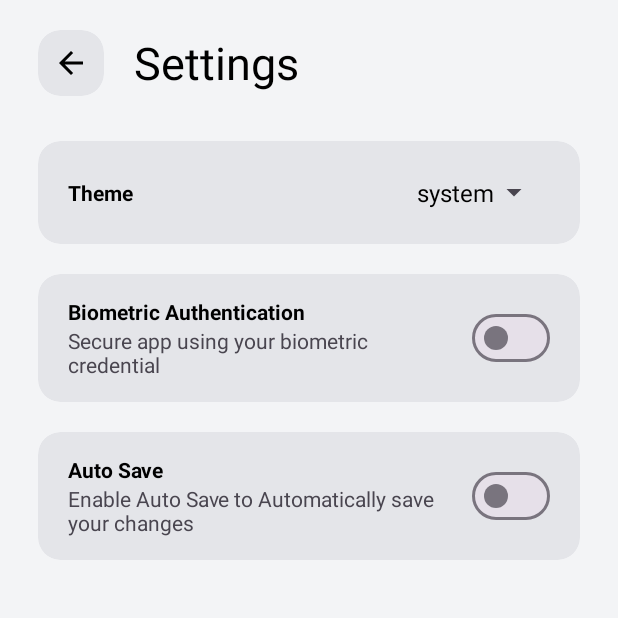
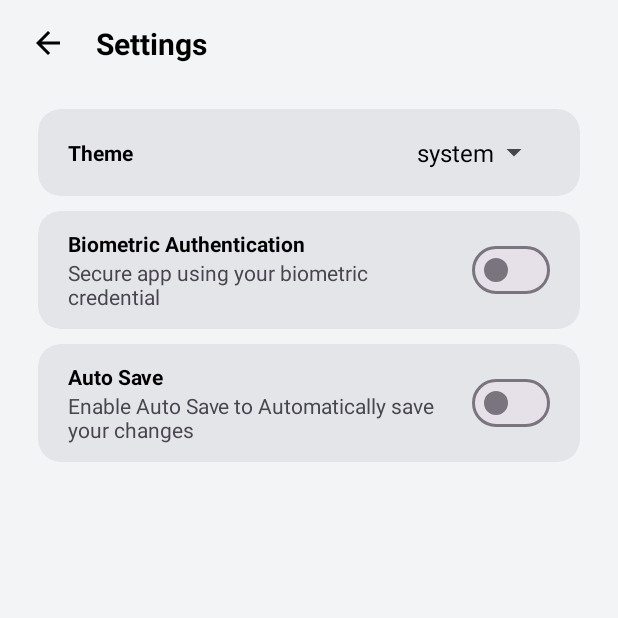
Before and after one commit to dhanushcodev/Notes-App, an Android app: the SettingsActivity screen opened directly, with no data from a screen before it, on a phone screen of 412 x 824 dp, the top half of it. Run offline under Robolectric (Android 15) with nearby library versions, the phone set to English and light mode, and no system bars; our stand-ins replace data binding.

Commit message:
ui tweaks

```diff
--- a/app/build.gradle.kts
+++ b/app/build.gradle.kts
@@ -15,7 +15,7 @@ android {
         applicationId = "com.minimal.notes"
         minSdk = 28
         targetSdk = 34
-        versionCode = 1
+        versionCode = 2
         versionName = "1.0.5"
 
         testInstrumentationRunner = "androidx.test.runner.AndroidJUnitRunner"
--- a/app/src/main/res/layout/activity_settings.xml
+++ b/app/src/main/res/layout/activity_settings.xml
@@ -16,39 +16,33 @@
         android:orientation="horizontal"
         android:layout_width="match_parent"
         android:layout_height="wrap_content"
-        android:paddingTop="20dp"
-        android:paddingLeft="25dp"
-        android:paddingRight="20dp"
-        android:paddingBottom="10dp"
         android:gravity="center_vertical"
         tools:ignore="MissingConstraints">
 
-        <androidx.cardview.widget.CardView
-            style="@style/cardViewStyle"
-            android:id="@+id/back"
-            android:layout_width="wrap_content"
-            android:layout_height="wrap_content"
-            app:cardCornerRadius="15dp"
-            app:cardElevation="0dp"
-            app:layout_constraintStart_toStartOf="parent"
-            app:layout_constraintTop_toTopOf="parent"
-            android:foreground="?attr/selectableItemBackground">
 
-        <androidx.appcompat.widget.AppCompatImageView
-            style="@style/iconStyle"
-            android:layout_width="wrap_content"
-            android:layout_height="wrap_content"
-            android:layout_margin="10dp"
-            app:srcCompat="@drawable/ic_back_black" />
-        </androidx.cardview.widget.CardView>
+            <androidx.appcompat.widget.AppCompatImageView
+                style="@style/iconStyle"
+                android:id="@+id/back"
+                android:layout_width="wrap_content"
+                android:layout_height="wrap_content"
+                android:paddingTop="15dp"
+                android:paddingLeft="20dp"
+                android:paddingRight="20dp"
+                android:paddingBottom="10dp"
+                app:srcCompat="@drawable/ic_back_black"
+                app:layout_constraintStart_toStartOf="parent"
+                app:layout_constraintTop_toTopOf="parent"/>
+
 
         <TextView
             style="@style/textViewStyle"
             android:layout_width="wrap_content"
             android:layout_height="wrap_content"
             android:text="Settings"
-            android:textSize="30sp"
-            android:layout_marginLeft="20dp"
+            android:textSize="20sp"
+            android:textStyle="bold"
+            android:paddingTop="15dp"
+            android:paddingBottom="10dp"
             app:layout_constraintEnd_toEndOf="parent"
             app:layout_constraintStart_toStartOf="parent"
             app:layout_constraintTop_toTopOf="parent"
@@ -76,8 +70,8 @@
             android:layout_height="wrap_content"
             android:gravity="center_vertical"
             android:orientation="horizontal"
-            android:paddingTop="15dp"
-            android:paddingBottom="15dp"
+            android:paddingTop="10dp"
+            android:paddingBottom="10dp"
             android:paddingLeft="20dp"
             android:paddingRight="20dp"
             >
@@ -119,7 +113,7 @@
         android:layout_height="wrap_content"
         android:layout_marginLeft="25dp"
         android:layout_marginRight="25dp"
-        android:layout_marginTop="20dp"
+        android:layout_marginTop="10dp"
         app:layout_constraintEnd_toEndOf="parent"
         app:layout_constraintHorizontal_bias="0.5"
         app:layout_constraintStart_toStartOf="parent"
@@ -131,8 +125,8 @@
             android:layout_height="wrap_content"
             android:gravity="center_vertical"
             android:orientation="horizontal"
-            android:paddingTop="15dp"
-            android:paddingBottom="15dp"
+            android:paddingTop="12dp"
+            android:paddingBottom="12dp"
             android:paddingLeft="20dp"
             android:paddingRight="20dp"
            >
@@ -175,7 +169,7 @@
         android:layout_height="wrap_content"
         android:layout_marginLeft="25dp"
         android:layout_marginRight="25dp"
-        android:layout_marginTop="20dp"
+        android:layout_marginTop="10dp"
         app:layout_constraintEnd_toEndOf="parent"
         app:layout_constraintHorizontal_bias="0.5"
         app:layout_constraintStart_toStartOf="parent"
@@ -187,8 +181,8 @@
             android:layout_height="wrap_content"
             android:gravity="center_vertical"
             android:orientation="horizontal"
-            android:paddingTop="15dp"
-            android:paddingBottom="15dp"
+            android:paddingTop="12dp"
+            android:paddingBottom="12dp"
             android:paddingLeft="20dp"
             android:paddingRight="20dp"
             >
--- a/app/src/main/res/layout/bottom_sheet_layout.xml
+++ b/app/src/main/res/layout/bottom_sheet_layout.xml
@@ -19,6 +19,7 @@
 
     </View>
 
+
         <TextView
             style="@style/textViewStyle"
             android:id="@+id/deleteNote"
@@ -29,6 +30,8 @@
             android:textSize="18sp"
             android:text="Delete"
             android:foreground="?attr/selectableItemBackground"/>
+
+
 
     <TextView
         style="@style/textViewStyle"
--- a/app/src/main/res/layout/note_item.xml
+++ b/app/src/main/res/layout/note_item.xml
@@ -7,7 +7,7 @@
         android:layout_width="match_parent"
         android:layout_height="wrap_content"
         android:background="@android:color/transparent"
-        android:padding="8dp">
+        android:padding="5dp">
 
         <androidx.cardview.widget.CardView
             android:id="@+id/note_item"
@@ -47,9 +47,9 @@
                         android:layout_width="wrap_content"
                         android:layout_height="wrap_content"
                         android:layout_weight="2"
+                        android:ellipsize="end"
+                        android:maxLines="1"
                         android:text="Note Title"
-                        android:maxLines="1"
-                        android:ellipsize="end"
                         android:textSize="18sp"
                         android:textStyle="normal|bold" />
                 </LinearLayout>
```
Also changed, not shown: app/src/main/res/layout/activity_about.xml (+16 -22 lines), app/src/main/res/layout/fragment_home.xml (+5 -2 lines), app/src/main/res/layout/fragment_new_note.xml (+8 -29 lines), app/src/main/res/layout/fragment_update_note.xml (+23 -31 lines), 4 other files. Lines whose indentation alone changed are shown as unchanged.
